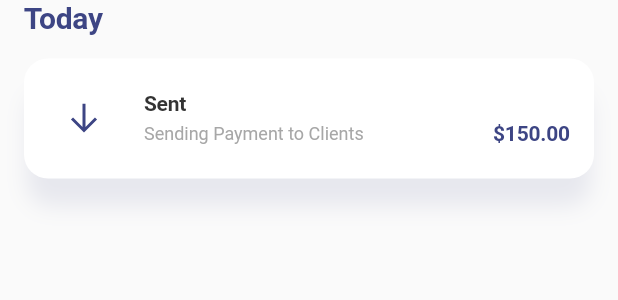
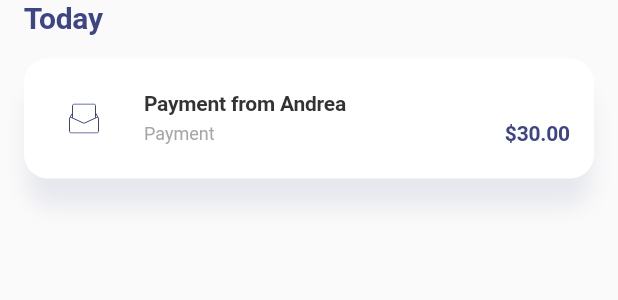
Before and after one commit to pedrohsampaioo/finance_mobile, a Flutter app: the TodaySection widget shown alone on an empty page, opened directly, on a phone screen of 412 x 824 dp. Shown: the top 300 px of the screen. Run offline on Flutter 3.47's test engine with Material 2 defaults, Android fonts, the phone set to English and light mode, and no system bars; our stand-ins replace bloc, dartz, flutter_bloc, flutter_modular, flutter_svg, freezed_annotation and 1 more; generated files the repository leaves out were written again; network calls fail; Roboto replaces fonts that are missing (Ubuntu).

```diff
--- a/lib/app/core/assets/app_svg_path.dart
+++ b/lib/app/core/assets/app_svg_path.dart
@@ -1,12 +1,14 @@
 class AppSvgPath {
   static String get padlock => 'assets/svg/padlock.svg';
   static String get letter => 'assets/svg/letter.svg';
+  static String get letterTransaction => 'assets/svg/letter_transaction.svg';
   static String get openEye => 'assets/svg/open_eye.svg';
   static String get closedEye => 'assets/svg/closed_eye.svg';
   static String get dotted => 'assets/svg/dotted.svg';
   static String get options => 'assets/svg/options.svg';
   static String get bell => 'assets/svg/bell.svg';
   static String get arrowDown => 'assets/svg/arrow_down.svg';
+  static String get arrowUp => 'assets/svg/arrow_up.svg';
   static String get cardBottomApp => 'assets/svg/card_bottom_app.svg';
   static String get profileBottomApp => 'assets/svg/profile_bottom_app.svg';
   static String get homeBottomApp => 'assets/svg/home_bottom_app.svg';
--- a/lib/app/modules/recent_transactions/components/today_section.dart
+++ b/lib/app/modules/recent_transactions/components/today_section.dart
@@ -22,10 +22,10 @@ class TodaySection extends StatelessWidget {
           ),
           const SizedBox(height: 16),
           RecentTransactionCard(
-            iconPath: AppSvgPath.arrowDown,
-            subtitle: 'Sending Payment to Clients',
-            title: 'Sent',
-            value: 150,
+            iconPath: AppSvgPath.letterTransaction,
+            subtitle: 'Payment',
+            title: 'Payment from Andrea',
+            value: 30,
           ).render(),
         ],
       ),
--- a/lib/app/modules/recent_transactions/widgets/payment_connections_widget.dart
+++ b/lib/app/modules/recent_transactions/widgets/payment_connections_widget.dart
@@ -95,7 +95,7 @@ class PaymentConnectionsWidget extends StatelessWidget {
           ),
           child: CircleAvatar(
             radius: width / 2 * 0.2,
-            backgroundImage: NetworkImage(profileImageUrl),
+            backgroundImage: NetworkImage(connectionsImageUrl[index]),
             backgroundColor: AppColors.lightGrey,
           ),
         ),
--- a/lib/app/shared/fixtures/fixture_reader.dart
+++ b/lib/app/shared/fixtures/fixture_reader.dart
@@ -1,23 +1,25 @@
+import '../../core/assets/app_svg_path.dart';
+
 class FixtureReader {
   static Map<String, dynamic> get transactions => <String, dynamic>{
         "data": [
           {
-            "svg_path": "assets/svg/arrow_down.svg",
+            "svg_path": AppSvgPath.arrowDown,
             "subtitle": "Sending Payment to Clients",
             "title": "Sent",
             "value": 150
           },
           {
-            "svg_path": "assets/svg/arrow_down.svg",
-            "subtitle": "Sending Payment to Clients",
-            "title": "Sent",
-            "value": 150
+            "svg_path": AppSvgPath.arrowUp,
+            "subtitle": "Receive Salary from company",
+            "title": "Receive",
+            "value": 250
           },
           {
-            "svg_path": "assets/svg/arrow_down.svg",
-            "subtitle": "Sending Payment to Clients",
-            "title": "Sent",
-            "value": 150
+            "svg_path": AppSvgPath.moneyBottomApp,
+            "subtitle": "Lean for the car",
+            "title": "Lean",
+            "value": 400
           }
         ]
       };
```
Also changed, not shown: lib/app/modules/recent_transactions/recent_transactions_page.dart (+14 -1 lines), lib/app/shared/utils/mocks.dart (+5 -5 lines), assets/svg/arrow_up.svg (added), assets/svg/letter_transaction.svg (added).
